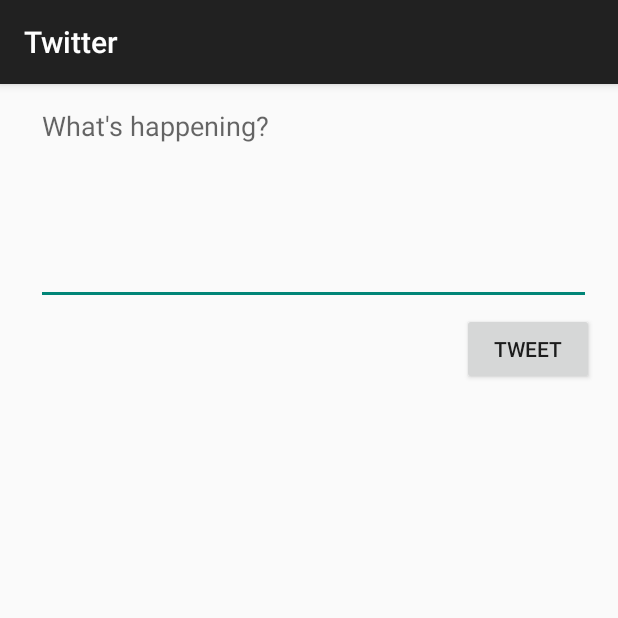
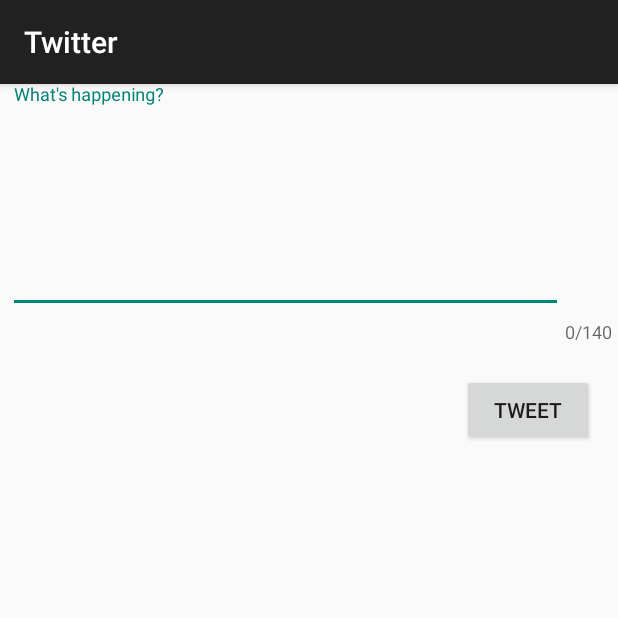
Before and after one commit to arianagoldstein/Twitter, an Android app: the TimelineActivity screen opened directly, with no data from a screen before it, after a tap on "Compose", on a phone screen of 412 x 824 dp, the top half of it. Run offline under Robolectric (Android 15) with nearby library versions, the phone set to English and light mode, and no system bars; our stand-ins replace Room's generated code; libraries missing offline, so code that uses them is left out: com.codepath.asynchttpclient, com.facebook.stetho, org.parceler; pictures from the network do not load; 2 statements that could not run were skipped.

Commit message:
user can pull to refresh their timeline

```diff
--- a/app/build.gradle
+++ b/app/build.gradle
@@ -59,4 +59,7 @@ dependencies {
     // Parceler dependencies to send information
     implementation 'org.parceler:parceler-api:1.1.12'
     annotationProcessor 'org.parceler:parceler:1.1.12'
+
+    // for SwipeRefreshLayout
+    implementation 'androidx.swiperefreshlayout:swiperefreshlayout:1.1.0'
 }
--- a/app/src/main/java/com/codepath/apps/restclienttemplate/ComposeActivity.java
+++ b/app/src/main/java/com/codepath/apps/restclienttemplate/ComposeActivity.java
@@ -67,7 +67,7 @@ public class ComposeActivity extends AppCompatActivity {
                 }
 
                 // displaying the user's tweet if it fits the requirements
-                Toast.makeText(ComposeActivity.this, "Tweet: " + tweetContent, Toast.LENGTH_SHORT).show();
+                // Toast.makeText(ComposeActivity.this, "Tweet: " + tweetContent, Toast.LENGTH_SHORT).show();
 
                 // make an API call to Twitter to publish the Tweet
                 client.publishTweet(tweetContent, new JsonHttpResponseHandler() {
--- a/app/src/main/java/com/codepath/apps/restclienttemplate/TimelineActivity.java
+++ b/app/src/main/java/com/codepath/apps/restclienttemplate/TimelineActivity.java
@@ -8,6 +8,7 @@ import androidx.annotation.NonNull;
 import androidx.appcompat.app.AppCompatActivity;
 import androidx.recyclerview.widget.LinearLayoutManager;
 import androidx.recyclerview.widget.RecyclerView;
+import androidx.swiperefreshlayout.widget.SwipeRefreshLayout;
 
 import android.app.Activity;
 import android.content.Intent;
@@ -41,6 +42,7 @@ public class TimelineActivity extends AppCompatActivity {
     List<Tweet> tweets;
     TweetsAdapter adapter;
     Button btnLogOut;
+    SwipeRefreshLayout swipeContainer;
 
     ActivityResultLauncher<Intent> composeActivityResultLauncher;
 
@@ -67,6 +69,21 @@ public class TimelineActivity extends AppCompatActivity {
 
         populateHomeTimeline();
 
+        // set up swipe to refresh functionality
+        swipeContainer = findViewById(R.id.swipeContainer);
+        swipeContainer.setOnRefreshListener(new SwipeRefreshLayout.OnRefreshListener() {
+            @Override
+            public void onRefresh() {
+                fetchTimelineAsync(0);
+            }
+        });
+
+        // setting the progress bar colors
+        swipeContainer.setColorSchemeResources(android.R.color.holo_blue_bright,
+                android.R.color.holo_green_light,
+                android.R.color.holo_orange_light,
+                android.R.color.holo_red_light);
+
         // code to make newly created Tweets show up on the timeline
         composeActivityResultLauncher = registerForActivityResult(
                 new ActivityResultContracts.StartActivityForResult(),
@@ -85,9 +102,28 @@ public class TimelineActivity extends AppCompatActivity {
 
                             // alerting the adapter so that the list is updated and displays the new Tweet
                             adapter.notifyItemInserted(0);
+
+                            // making the transition smoother when a new Tweet is added
+                            rvTweets.smoothScrollToPosition(0);
                         }
                     }
                 });
+    }
+
+    public void fetchTimelineAsync(int page) {
+        client.getHomeTimeline(new JsonHttpResponseHandler() {
+            @Override
+            public void onSuccess(int statusCode, Headers headers, JSON json) {
+                adapter.clear();
+                populateHomeTimeline();
+                swipeContainer.setRefreshing(false);
+            }
+
+            @Override
+            public void onFailure(int statusCode, Headers headers, String response, Throwable throwable) {
+                Log.d("DEBUG", "Fetch timeline error: " + throwable.toString());
+            }
+        });
     }
 
     @Override
--- a/app/src/main/res/layout/activity_compose.xml
+++ b/app/src/main/res/layout/activity_compose.xml
@@ -6,6 +6,15 @@
     android:layout_height="match_parent"
     android:layout_alignParentStart="false"
     tools:context=".ComposeActivity">
+
+    <com.google.android.material.textfield.TextInputLayout
+        android:id="@+id/tiText"
+        android:layout_width="match_parent"
+        android:layout_height="wrap_content"
+        app:counterEnabled="true"
+        app:counterMaxLength="140"
+        app:layout_constraintEnd_toEndOf="parent"
+        app:layout_constraintTop_toTopOf="parent">
 
         <EditText
             android:id="@+id/etCompose"
@@ -22,15 +31,16 @@
             app:layout_constraintEnd_toEndOf="parent"
             app:layout_constraintStart_toStartOf="parent"
             app:layout_constraintTop_toTopOf="parent" />
+    </com.google.android.material.textfield.TextInputLayout>
 
     <Button
         android:id="@+id/btnTweet"
         android:layout_width="wrap_content"
         android:layout_height="wrap_content"
-        android:layout_marginTop="5dp"
+        android:layout_marginTop="20dp"
         android:text="@string/tweet"
         app:layout_constraintEnd_toEndOf="parent"
         app:layout_constraintHorizontal_bias="0.95"
         app:layout_constraintStart_toStartOf="parent"
-        app:layout_constraintTop_toBottomOf="@+id/etCompose" />
+        app:layout_constraintTop_toBottomOf="@+id/tiText" />
 </androidx.constraintlayout.widget.ConstraintLayout>
```
Also changed, not shown: app/src/main/java/com/codepath/apps/restclienttemplate/TweetsAdapter.java (+13 -0 lines), app/src/main/res/layout/activity_timeline.xml (+11 -4 lines). Lines whose indentation alone changed are shown as unchanged.
